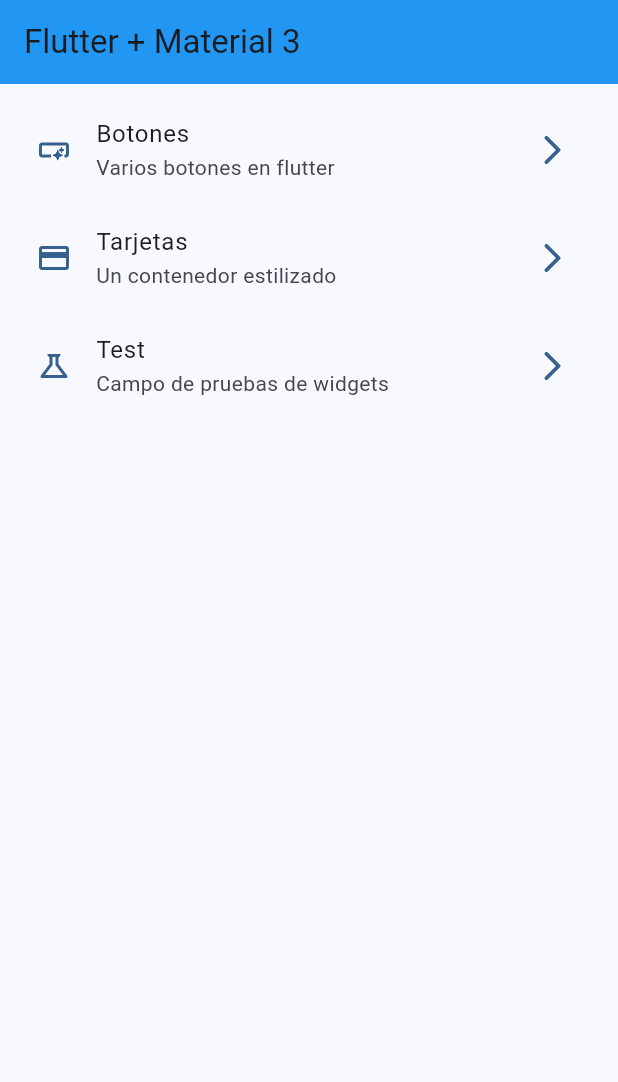
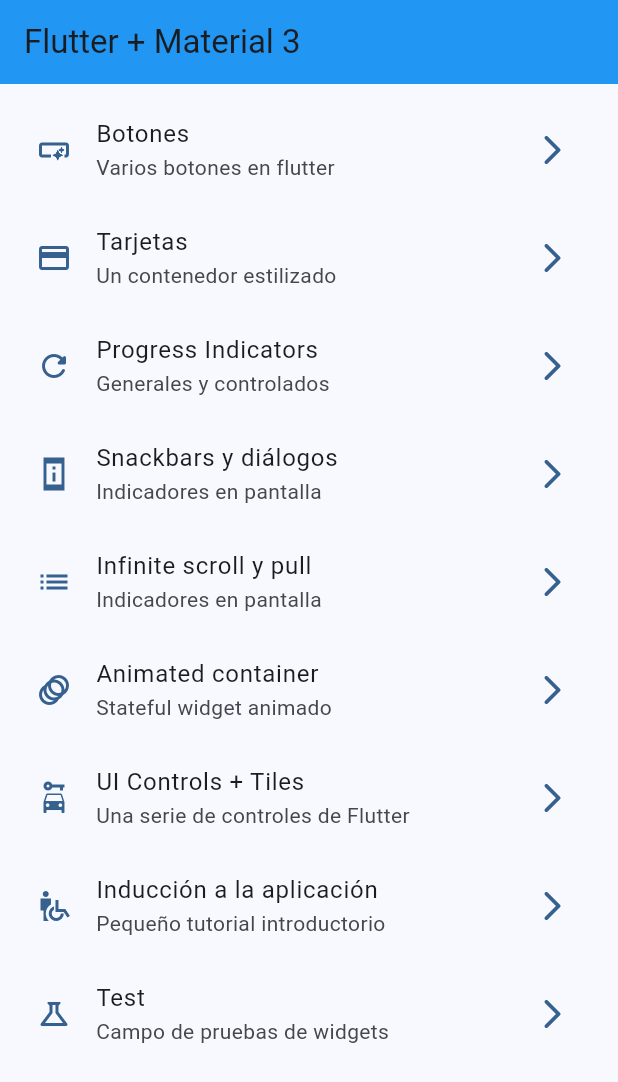
Before and after one commit to kristoffervelazquez/widgets_app, a Flutter app: the screen it shows after launch, on a phone screen of 412 x 824 dp. Shown: the top 1082 px of the screen. Run offline on Flutter 3.47's test engine with Material 3 defaults, Android fonts, the phone set to English and light mode, and no system bars; our stand-ins replace go_router; missing offline and left inert: dart:ffi.

Commit message:
Progress indicator terminado

```diff
--- a/lib/config/menu/menu_items.dart
+++ b/lib/config/menu/menu_items.dart
@@ -18,12 +18,50 @@ const appMenuItems = <MenuItem>[
     title: 'Botones',
     subtitle: 'Varios botones en flutter',
     link: '/buttons',
-      icon: Icons.smart_button_outlined),
+    icon: Icons.smart_button_outlined,
+  ),
   MenuItem(
     title: 'Tarjetas',
     subtitle: 'Un contenedor estilizado',
     link: '/cards',
-      icon: Icons.credit_card),
+    icon: Icons.credit_card,
+  ),
+  MenuItem(
+    title: 'Progress Indicators',
+    subtitle: 'Generales y controlados',
+    link: '/progress',
+    icon: Icons.refresh_rounded,
+  ),
+  MenuItem(
+    title: 'Snackbars y diálogos',
+    subtitle: 'Indicadores en pantalla',
+    link: '/snackbars',
+    icon: Icons.perm_device_information_sharp,
+  ),
+  MenuItem(
+    title: 'Infinite scroll y pull',
+    subtitle: 'Indicadores en pantalla',
+    link: '/infinite',
+    icon: Icons.list,
+  ),
+  MenuItem(
+    title: 'Animated container',
+    subtitle: 'Stateful widget animado',
+    link: '/progress',
+    icon: Icons.animation,
+  ),
+  MenuItem(
+    title: 'UI Controls + Tiles',
+    subtitle: 'Una serie de controles de Flutter',
+    link: '/controls',
+    icon: Icons.car_rental,
+  ),
+  MenuItem(
+    title: 'Inducción a la aplicación',
+    subtitle: 'Pequeño tutorial introductorio',
+    link: '/tutorial',
+    icon: Icons.wheelchair_pickup_sharp,
+  ),
   MenuItem(
     title: 'Test',
     subtitle: 'Campo de pruebas de widgets',
--- a/lib/config/router/app_router.dart
+++ b/lib/config/router/app_router.dart
@@ -19,6 +19,32 @@ final appRouter = GoRouter(initialLocation: '/', routes: [
     builder: (context, state) => const CardsScreen(),
   ),
   GoRoute(
+    path: '/progress',
+    name: ProgressScreen.name,
+    builder: (context, state) => const ProgressScreen(),
+  ),
+  GoRoute(
+    path: '/snackbars',
+    name: SnackBarScreen.name,
+    builder: (context, state) => const SnackBarScreen(),
+  ),
+  GoRoute(
+    path: '/progress',
+    name: AnimatedScreen.name,
+    builder: (context, state) => const AnimatedScreen(),
+  ),
+  GoRoute(
+    path: '/controls',
+    name: UiControlsScreen.name,
+    builder: (context, state) => const UiControlsScreen(),
+  ),
+  GoRoute(
+    path: '/tutorial',
+    name: AppTutorialScreen.name,
+    builder: (context, state) => const AppTutorialScreen(),
+  ),
+
+  GoRoute(
     path: '/test',
     name: TestScreen.name,
     builder: (context, state) => const TestScreen(),
```
Also changed, not shown: lib/presentation/screens/progress/progress_screen.dart (+68 -1 lines). Lines whose indentation alone changed are shown as unchanged.
